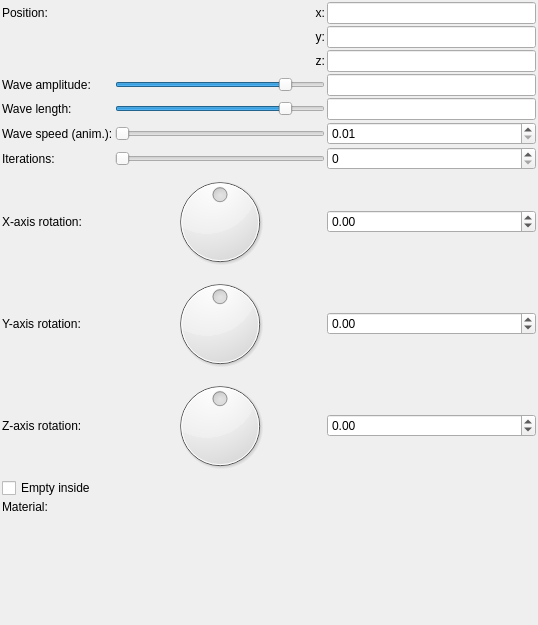
Old version of the form mandelbulber2/formula/ui/primitive_water.ui in the repository buddhi1980/mandelbulber2.
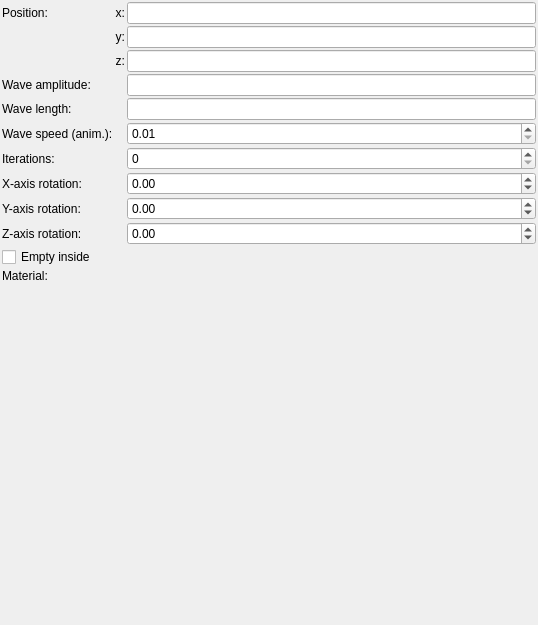
New version of the form. Custom widgets are drawn as their Qt base class.

Commit message: Cleaned up more fractal UIs and all UIs for primitives.

Patch:
```diff
--- a/mandelbulber2/formula/ui/primitive_water.ui
+++ b/mandelbulber2/formula/ui/primitive_water.ui
@@ -141,19 +141,6 @@
        </property>
       </widget>
      </item>
-     <item row="7" column="1">
-      <widget class="QDial" name="dial3_rotation_x">
-       <property name="minimum">
-        <number>-18000</number>
-       </property>
-       <property name="maximum">
-        <number>18000</number>
-       </property>
-       <property name="wrapping">
-        <bool>true</bool>
-       </property>
-      </widget>
-     </item>
      <item row="2" column="1">
       <widget class="QLabel" name="label_13">
        <property name="text">
@@ -174,53 +161,6 @@
        </property>
       </widget>
      </item>
-     <item row="6" column="1">
-      <widget class="QSlider" name="sliderInt_iterations">
-       <property name="sizePolicy">
-        <sizepolicy hsizetype="Expanding" vsizetype="Maximum">
-         <horstretch>0</horstretch>
-         <verstretch>0</verstretch>
-        </sizepolicy>
-       </property>
-       <property name="minimum">
-        <number>1</number>
-       </property>
-       <property name="maximum">
-        <number>30</number>
-       </property>
-       <property name="singleStep">
-        <number>1</number>
-       </property>
-       <property name="orientation">
-        <enum>Qt::Horizontal</enum>
-       </property>
-      </widget>
-     </item>
-     <item row="3" column="1">
-      <widget class="QSlider" name="logslider_amplitude">
-       <property name="sizePolicy">
-        <sizepolicy hsizetype="Expanding" vsizetype="Maximum">
-         <horstretch>0</horstretch>
-         <verstretch>0</verstretch>
-        </sizepolicy>
-       </property>
-       <property name="sizeIncrement">
-        <size>
-         <width>0</width>
-         <height>0</height>
-        </size>
-       </property>
-       <property name="minimum">
-        <number>-1500</number>
-       </property>
-       <property name="maximum">
-        <number>300</number>
-       </property>
-       <property name="orientation">
-        <enum>Qt::Horizontal</enum>
-       </property>
-      </widget>
-     </item>
      <item row="8" column="0">
       <widget class="QLabel" name="label_9">
        <property name="text">
@@ -228,54 +168,6 @@
        </property>
       </widget>
      </item>
-     <item row="8" column="1">
-      <widget class="QDial" name="dial3_rotation_y">
-       <property name="minimum">
-        <number>-18000</number>
-       </property>
-       <property name="maximum">
-        <number>18000</number>
-       </property>
-       <property name="wrapping">
-        <bool>true</bool>
-       </property>
-      </widget>
-     </item>
-     <item row="5" column="1">
-      <widget class="QSlider" name="slider_anim_speed">
-       <property name="sizePolicy">
-        <sizepolicy hsizetype="Expanding" vsizetype="Maximum">
-         <horstretch>0</horstretch>
-         <verstretch>0</verstretch>
-        </sizepolicy>
-       </property>
-       <property name="minimum">
-        <number>5</number>
-       </property>
-       <property name="maximum">
-        <number>500</number>
-       </property>
-       <property name="singleStep">
-        <number>1</number>
-       </property>
-       <property name="orientation">
-        <enum>Qt::Horizontal</enum>
-       </property>
-      </widget>
-     </item>
-     <item row="9" column="1">
-      <widget class="QDial" name="dial3_rotation_z">
-       <property name="minimum">
-        <number>-18000</number>
-       </property>
-       <property name="maximum">
-        <number>18000</number>
-       </property>
-       <property name="wrapping">
-        <bool>true</bool>
-       </property>
-      </widget>
-     </item>
      <item row="8" column="2">
       <widget class="MyDoubleSpinBox" name="spinboxd3_rotation_y">
        <property name="sizePolicy">
@@ -304,31 +196,6 @@
        </property>
       </widget>
      </item>
-     <item row="4" column="1">
-      <widget class="QSlider" name="logslider_length">
-       <property name="sizePolicy">
-        <sizepolicy hsizetype="Expanding" vsizetype="Maximum">
-         <horstretch>0</horstretch>
-         <verstretch>0</verstretch>
-        </sizepolicy>
-       </property>
-       <property name="sizeIncrement">
-        <size>
-         <width>0</width>
-         <height>0</height>
-        </size>
-       </property>
-       <property name="minimum">
-        <number>-1500</number>
-       </property>
-       <property name="maximum">
-        <number>300</number>
-       </property>
-       <property name="orientation">
-        <enum>Qt::Horizontal</enum>
-       </property>
-      </widget>
-     </item>
      <item row="9" column="0">
       <widget class="QLabel" name="label_15">
        <property name="text">
@@ -421,19 +288,6 @@
        </property>
       </widget>
      </item>
-     <item row="10" column="0" colspan="2">
-      <widget class="MyCheckBox" name="checkBox_empty">
-       <property name="sizePolicy">
-        <sizepolicy hsizetype="Minimum" vsizetype="Maximum">
-         <horstretch>0</horstretch>
-         <verstretch>0</verstretch>
-        </sizepolicy>
-       </property>
-       <property name="text">
-        <string>Empty inside</string>
-       </property>
-      </widget>
-     </item>
      <item row="0" column="0">
       <widget class="QLabel" name="label_10">
        <property name="text">
@@ -458,6 +312,19 @@
        </property>
       </widget>
      </item>
+     <item row="10" column="0" colspan="3">
+      <widget class="MyCheckBox" name="checkBox_empty">
+       <property name="sizePolicy">
+        <sizepolicy hsizetype="Minimum" vsizetype="Maximum">
+         <horstretch>0</horstretch>
+         <verstretch>0</verstretch>
+        </sizepolicy>
+       </property>
+       <property name="text">
+        <string>Empty inside</string>
+       </property>
+      </widget>
+     </item>
     </layout>
    </item>
    <item>
```
Left out of the diff: 7 changed lines with no effect on the pictures. The commit also changes 15 other files.
